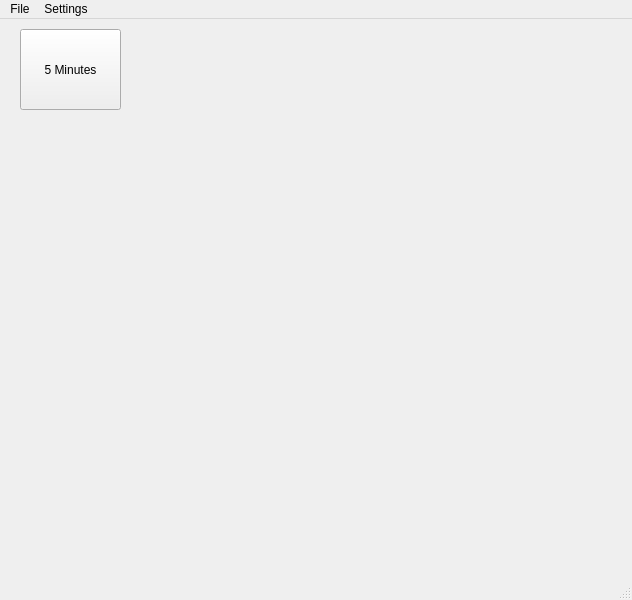
Qt form pomoduro.ui (aevum123/Pomoduro-Python) before a commit.
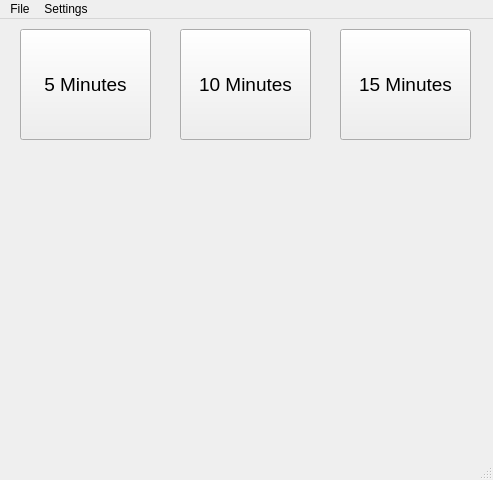
The same form after that commit.

The edit to the form file:
```diff
--- a/pomoduro.ui
+++ b/pomoduro.ui
@@ -6,8 +6,8 @@
    <rect>
     <x>0</x>
     <y>0</y>
-    <width>632</width>
-    <height>600</height>
+    <width>493</width>
+    <height>480</height>
    </rect>
   </property>
   <property name="windowTitle">
@@ -19,21 +19,62 @@
      <rect>
       <x>20</x>
       <y>10</y>
-      <width>101</width>
-      <height>81</height>
+      <width>131</width>
+      <height>111</height>
      </rect>
     </property>
+    <property name="font">
+     <font>
+      <pointsize>14</pointsize>
+     </font>
+    </property>
     <property name="text">
      <string>5 Minutes</string>
     </property>
    </widget>
+   <widget class="QPushButton" name="pushButton10">
+    <property name="geometry">
+     <rect>
+      <x>180</x>
+      <y>10</y>
+      <width>131</width>
+      <height>111</height>
+     </rect>
+    </property>
+    <property name="font">
+     <font>
+      <pointsize>14</pointsize>
+     </font>
+    </property>
+    <property name="text">
+     <string>10 Minutes</string>
+    </property>
+   </widget>
+   <widget class="QPushButton" name="pushButton5_3">
+    <property name="geometry">
+     <rect>
+      <x>340</x>
+      <y>10</y>
+      <width>131</width>
+      <height>111</height>
+     </rect>
+    </property>
+    <property name="font">
+     <font>
+      <pointsize>14</pointsize>
+     </font>
+    </property>
+    <property name="text">
+     <string>15 Minutes</string>
+    </property>
+   </widget>
   </widget>
   <widget class="QMenuBar" name="menubar">
    <property name="geometry">
     <rect>
      <x>0</x>
      <y>0</y>
-     <width>632</width>
+     <width>493</width>
      <height>21</height>
     </rect>
    </property>
```
